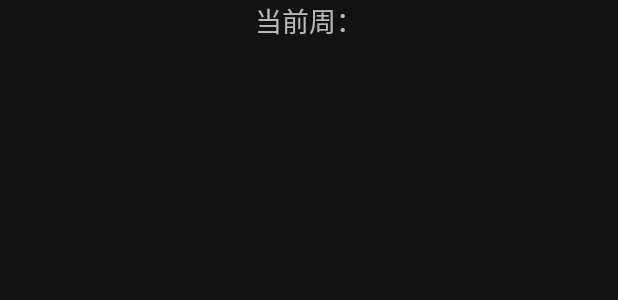
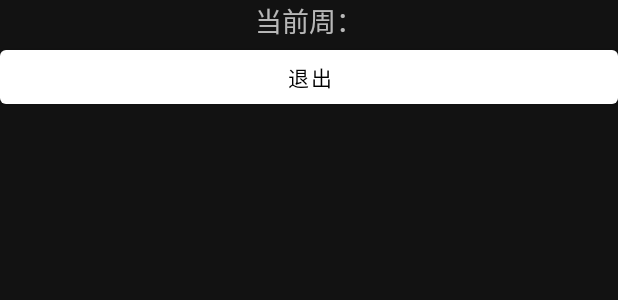
Before and after one commit to wuuuudle/SCUEnquiry, an Android app: the layout personfragment.xml on its own in the app's theme, with its tools: preview values and no code run, on a phone screen of 412 x 824 dp. Shown: the top 300 px of the screen. Run offline under Robolectric (Android 15) with nearby library versions, the phone set to English and light mode, and no system bars.

Commit message:
加入退出按钮，MainActivity逻辑大改

```diff
--- a/app/src/main/java/com/wuuuudle/scuenquiry/DetailsActivity.java
+++ b/app/src/main/java/com/wuuuudle/scuenquiry/DetailsActivity.java
@@ -21,5 +21,7 @@ public class DetailsActivity extends AppCompatActivity
         ((TextView)findViewById(R.id.attendClassTeacher)).setText("教师:"+intent.getStringExtra("attendClassTeacher"));
         ((TextView)findViewById(R.id.unit)).setText("学分:"+intent.getStringExtra("unit"));
         ((TextView)findViewById(R.id.examTypeName)).setText("考试类型:"+intent.getStringExtra("examTypeName"));
+        ((TextView)findViewById(R.id.coursePropertiesName)).setText("课程属性："+intent.getStringExtra("coursePropertiesName"));
+
     }
 }
--- a/app/src/main/java/com/wuuuudle/scuenquiry/LoginActivity.java
+++ b/app/src/main/java/com/wuuuudle/scuenquiry/LoginActivity.java
@@ -38,8 +38,8 @@ public class LoginActivity extends AppCompatActivity
                         if (Login.loginWithZM(zjh, mm) != null)
                         {
                             //页面跳转
-                            finish();
-                            Log.i("T", "log in");
+                            LoginActivity.this.setResult(1);
+                            LoginActivity.this.finish();
                         }
                         else
                         {
@@ -47,7 +47,6 @@ public class LoginActivity extends AppCompatActivity
                             Looper.prepare();
                             Toast.makeText(getApplicationContext(), "账号或密码错误", Toast.LENGTH_LONG).show();
                             Looper.loop();
-                            Log.i("T", "log faile");
                         }
                     }
                 }).start();
--- a/app/src/main/java/com/wuuuudle/scuenquiry/parseCallback.java
+++ b/app/src/main/java/com/wuuuudle/scuenquiry/parseCallback.java
@@ -3,6 +3,7 @@ package com.wuuuudle.scuenquiry;
 import android.content.Context;
 import android.content.Intent;
 import android.graphics.Color;
+import android.util.Log;
 import android.view.Gravity;
 import android.view.View;
 import android.widget.TextView;
@@ -57,6 +58,7 @@ public class parseCallback
                         intent.putExtra("attendClassTeacher",t1.getAttendClassTeacher());
                         intent.putExtra("unit",String.valueOf(t1.getUnit()));
                         intent.putExtra("examTypeName", t1.getExamTypeName());
+                        intent.putExtra("coursePropertiesName", t1.getCoursePropertiesName());
 
                         context.startActivity(intent);
                     }
@@ -71,7 +73,7 @@ public class parseCallback
     public static int getCurrentWeek()
     {
         long currentTime = System.currentTimeMillis();
-        return (int)(currentTime-startMilles)/(7*24*60*60*1000);
+        return (int)((currentTime-startMilles)/(7*24*60*60*1000));
     }
 
     private static TextView getTextView(int classDay, int classSessions, int continuingSession, String Description, int color, Context context)
--- a/app/src/main/res/layout/personfragment.xml
+++ b/app/src/main/res/layout/personfragment.xml
@@ -6,7 +6,7 @@
     <LinearLayout
         android:layout_width="match_parent"
         android:layout_height="match_parent"
-        android:orientation="horizontal">
+        android:orientation="vertical">
 
         <LinearLayout
             android:layout_width="match_parent"
@@ -25,6 +25,20 @@
                 android:layout_width="wrap_content"
                 android:layout_height="wrap_content"
                 android:textSize="18sp" />
+
+        </LinearLayout>
+
+        <LinearLayout
+            android:layout_width="match_parent"
+            android:layout_height="match_parent"
+            android:orientation="horizontal">
+
+            <Button
+                android:id="@+id/LogOut"
+                android:layout_width="wrap_content"
+                android:layout_height="wrap_content"
+                android:layout_weight="1"
+                android:text="退出" />
         </LinearLayout>
 
     </LinearLayout>
```
Also changed, not shown: app/src/main/java/com/wuuuudle/URP/Login.java (+9 -2 lines), app/src/main/java/com/wuuuudle/scuenquiry/Fragment/PersionFragment.java (+16 -2 lines), app/src/main/java/com/wuuuudle/scuenquiry/MainActivity.java (+86 -16 lines), app/src/main/res/layout/classdetails.xml (+9 -0 lines), 1 other file.
